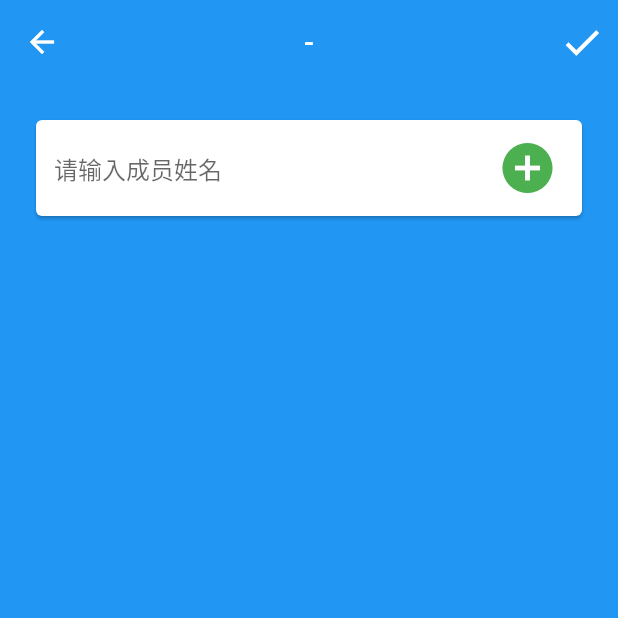
After one commit to Azzinothz/smulib_booking_assistant, a Flutter app: the MemberPage screen opened directly, after a tap on the "add circle" icon, on a phone screen of 412 x 824 dp, the top half of it. The commit adds this screen. Run offline on Flutter 3.47's test engine with Material 2 defaults, Android fonts, the phone set to English and light mode, and no system bars; our stand-ins replace dio; network calls fail.

Commit message:
👨‍🎓Members can be chosen

```diff
--- /dev/null
+++ b/lib/booking/dio.dart
@@ -0,0 +1,20 @@
+import 'package:dio/dio.dart';
+
+Dio dio = Dio();
+
+Future getRoomStatus(String day) async {
+  String url = "http://101.132.144.204:8082/api/room?day=" + day;
+  Response response = await dio.get(url);
+  return response.data;
+}
+
+Future<String> getStudentIDByName(String name) async {
+  String url = "http://101.132.144.204:8082/api/student/name/" + name;
+  Response response = await dio.get(url);
+  dynamic student = response.data;
+  if (!student.containsKey("stu_id")) {
+    // return null;
+    return null;
+  }
+  return student["stu_id"];
+}
--- a/lib/booking/index.dart
+++ b/lib/booking/index.dart
@@ -1,6 +1,6 @@
 import 'package:flutter/material.dart';
-import 'package:swallow_nest_flutter/booking/room.dart';
-import 'package:swallow_nest_flutter/booking/book.dart';
+import 'package:smulib_booking_assistant/booking/room.dart';
+import 'package:smulib_booking_assistant/booking/book.dart';
 
 class BookingPage extends StatefulWidget {
   @override
--- /dev/null
+++ b/lib/booking/member.dart
@@ -0,0 +1,125 @@
+import 'package:flutter/material.dart';
+import 'package:smulib_booking_assistant/booking/book.dart';
+import 'package:smulib_booking_assistant/booking/dio.dart';
+
+class MemberPage extends StatefulWidget {
+  @override
+  State<StatefulWidget> createState() {
+    return MemberState();
+  }
+}
+
+class MemberState extends State<MemberPage> {
+  List<Widget> memberCards = List();
+  List<String> members = List();
+  TextEditingController memberInputController = TextEditingController();
+
+  void addMember(String name) async {
+    memberInputController.text = "";
+    String stuID = await getStudentIDByName(name);
+    if (stuID == null) {
+      return;
+    }
+    bookingDetail["stu_id"] = stuID;
+    setState(() {
+      memberCards.add(buildMemberCard(name));
+      members.add(name);
+    });
+  }
+
+  void removeMember(String name) {
+    int i = members.indexOf(name);
+    if (i == -1) {
+      return;
+    }
+    setState(() {
+      memberCards.removeAt(i);
+      members.removeAt(i);
+    });
+  }
+
+  Card buildMemberCard(String name) {
+    return Card(
+      child: ListTile(
+        leading: CircleAvatar(
+          child: Text(name.substring(0, 1)),
+        ),
+        title: Text(name),
+        trailing: IconButton(
+          icon: Icon(
+            Icons.cancel,
+            color: Colors.red,
+            size: 30,
+          ),
+          onPressed: () {
+            removeMember(name);
+          },
+        ),
+      ),
+    );
+  }
+
+  @override
+  Widget build(BuildContext context) {
+    return Scaffold(
+      appBar: AppBar(
+        title: Text(
+            bookingDetail["start_time"] + " - " + bookingDetail["end_time"]),
+        centerTitle: true,
+        elevation: 0,
+        actions: <Widget>[
+          IconButton(
+            onPressed: (){},
+            icon: Icon(Icons.check),
+            iconSize: 30,
+          )
+        ],
+      ),
+      body: Container(
+          color: Theme.of(context).primaryColor,
+          width: double.infinity,
+          padding: EdgeInsets.all(20),
+          child: Center(
+            child: ListView(
+              children: <Widget>[
+                    Container(
+                      margin: EdgeInsets.only(bottom: 100),
+                      child: Card(
+                        child: Row(
+                          children: <Widget>[
+                            Flexible(
+                              flex: 4,
+                              child: TextField(
+                                controller: memberInputController,
+                                decoration: InputDecoration(
+                                    hintText: "请输入成员姓名",
+                                    border: OutlineInputBorder(
+                                        borderSide: BorderSide.none)),
+                              ),
+                            ),
+                            Flexible(
+                              flex: 1,
+                              child: Center(
+                                child: IconButton(
+                                  icon: Icon(
+                                    Icons.add_circle,
+                                    color: Colors.green,
+                                  ),
+                                  iconSize: 40,
+                                  onPressed: () {
+                                    addMember(memberInputController.text);
+                                  },
+                                ),
+                              ),
+                            )
+                          ],
+                        ),
+                      ),
+                    ),
+                  ] +
+                  memberCards,
+            ),
+          )),
+    );
+  }
+}
--- a/lib/main.dart
+++ b/lib/main.dart
@@ -1,5 +1,5 @@
 import 'package:flutter/material.dart';
-import 'package:swallow_nest_flutter/booking/index.dart';
+import 'package:smulib_booking_assistant/booking/index.dart';
 
 void main() => runApp(MyApp());
 
--- a/pubspec.yaml
+++ b/pubspec.yaml
@@ -1,4 +1,4 @@
-name: swallow_nest_flutter
+name: smulib_booking_assistant
 description: A new Flutter project.
 
 # The following defines the version and build number for your application.
```
Also changed, not shown: lib/booking/book.dart (+21 -1 lines), lib/booking/period.dart (+25 -12 lines), lib/booking/room.dart (+7 -10 lines), 8 other files.
